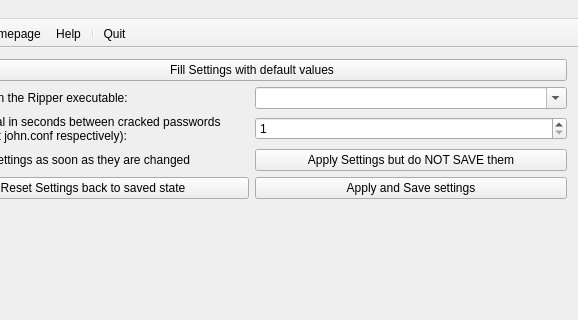
Old version of the form mainwindow.ui in the repository openwall/johnny; both pictures show x 330 to 908 and y 0 to 320 of the 908 by 993 pixel window.
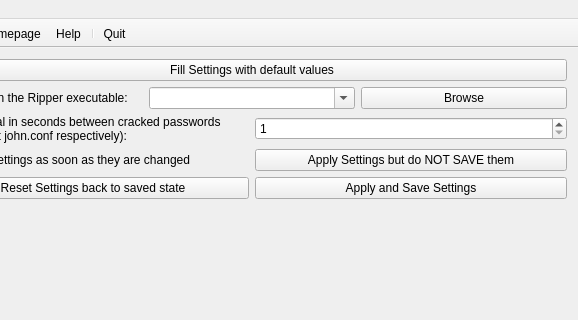
New version of the form. The open tabs and pages were chosen to show the change. Icons and pictures are not drawn.

Commit message: browse button for 'path to john' setting is added

```diff
--- a/mainwindow.ui
+++ b/mainwindow.ui
@@ -1275,6 +1275,13 @@
                </property>
               </widget>
              </item>
+             <item>
+              <widget class="QPushButton" name="pushButton_BrowsePathToJohn">
+               <property name="text">
+                <string>Browse</string>
+               </property>
+              </widget>
+             </item>
             </layout>
            </item>
            <item>
@@ -1328,7 +1335,7 @@
              <item>
               <widget class="QPushButton" name="pushButton_ApplySaveSettings">
                <property name="text">
-                <string>Apply and Save settings</string>
+                <string>Apply and Save Settings</string>
                </property>
               </widget>
              </item>
```
